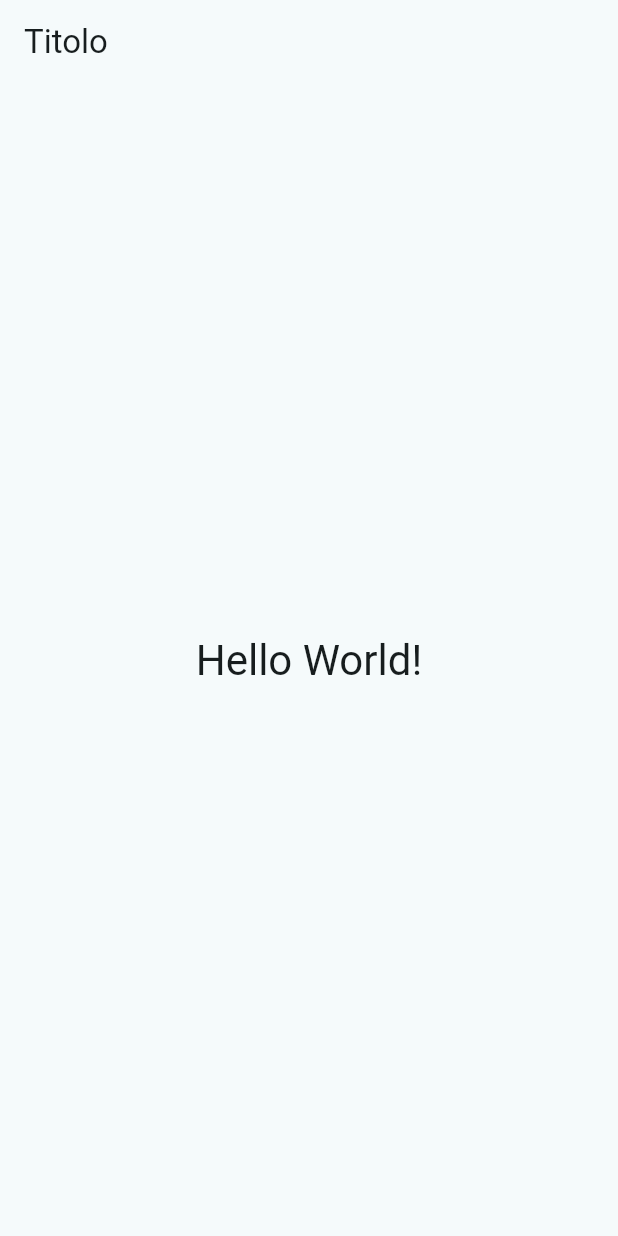
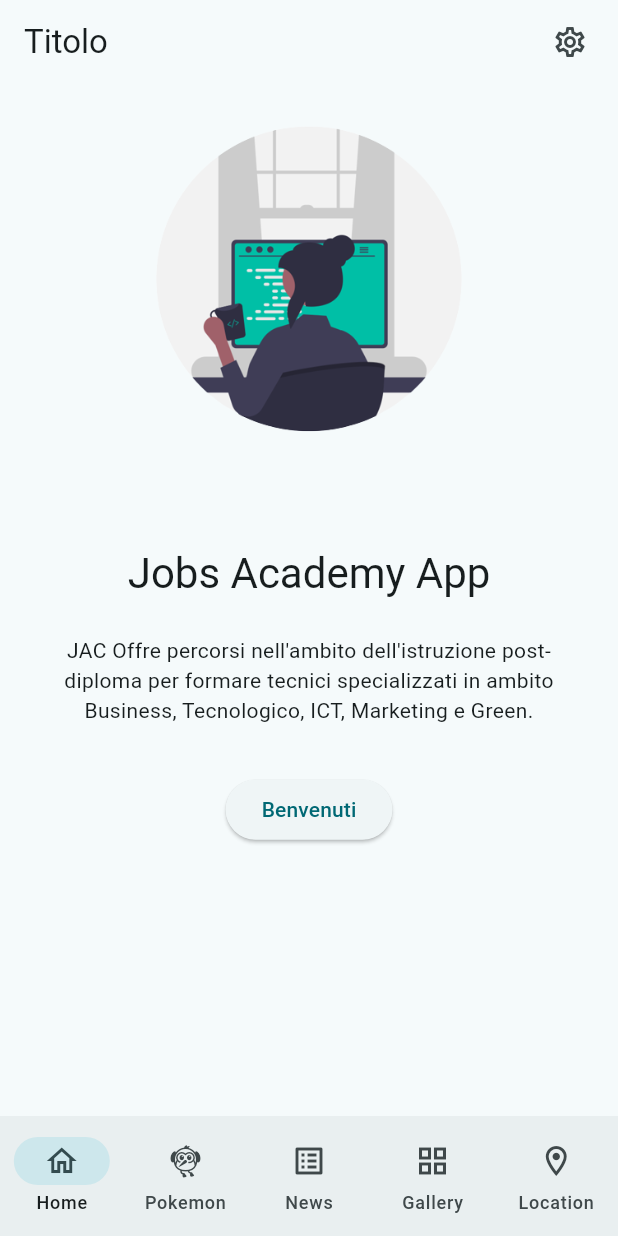
Before and after one commit to polilluminato/presentazione-flutter-jac-2023, a Flutter app: the screen it shows after launch, on a phone screen of 412 x 824 dp. Run offline on Flutter 3.47's test engine with Material 2 defaults, Android fonts, the light colour scheme and no system bars; our stand-ins replace flutter_dotenv, flutter_riverpod, freezed_annotation, go_router, riverpod_annotation; generated files the repository leaves out were written again.

Commit message:
Final demo app

```diff
--- a/code/flutter_jac/lib/app/app.dart
+++ b/code/flutter_jac/lib/app/app.dart
@@ -17,7 +17,8 @@ class App extends ConsumerWidget {
       routerDelegate: router.routerDelegate,
       theme: ThemeData(
         useMaterial3: true,
-        colorScheme: ColorScheme.fromSeed(seedColor: Colors.grey),
+        //colorScheme: ColorScheme.fromSeed(seedColor: Colors.grey),
+        colorSchemeSeed: Colors.grey,
         brightness:
             ref.watch(isDarkModeProvider) ? Brightness.dark : Brightness.light,
       ),
--- a/code/flutter_jac/lib/data/pokemon_list.dart
+++ b/code/flutter_jac/lib/data/pokemon_list.dart
@@ -10,4 +10,5 @@ List<PokemonItem> pokemonList = [
   PokemonItem("squirtle", "https://pokeapi.co/api/v2/pokemon/7/"),
   PokemonItem("wartortle", "https://pokeapi.co/api/v2/pokemon/8/"),
   PokemonItem("blastoise", "https://pokeapi.co/api/v2/pokemon/9/"),
+  PokemonItem("mewtwo", "https://pokeapi.co/api/v2/pokemon/150/"),
 ];
--- a/code/flutter_jac/lib/data/tab_list.dart
+++ b/code/flutter_jac/lib/data/tab_list.dart
@@ -1,5 +1,8 @@
 import 'package:flutter/material.dart';
 import 'package:flutter_jac/models/screen_tab.dart';
+import 'package:flutter_jac/pages/home/tabs/gallery/gallery_tab.dart';
+import 'package:flutter_jac/pages/home/tabs/ip_location_tab.dart';
+import 'package:flutter_jac/pages/home/tabs/news/news_list_tab.dart';
 import 'package:flutter_jac/pages/home/tabs/pokemon/pokemon_list_tab.dart';
 import 'package:flutter_jac/pages/home/tabs/splash_tab.dart';
 import 'package:flutter_riverpod/flutter_riverpod.dart';
@@ -17,4 +20,19 @@ final List<ScreenTab> tabList = [
     icon: Icons.flutter_dash,
     content: const PokemonListTab(),
   ),
+  ScreenTab(
+    label: "News",
+    icon: Icons.list_alt,
+    content: const NewsListTab(),
+  ),
+  ScreenTab(
+    label: "Gallery",
+    icon: Icons.grid_view,
+    content: const GalleryTab(),
+  ),
+  ScreenTab(
+    label: "Location",
+    icon: Icons.location_on_outlined,
+    content: const IpLocationTab(),
+  ),
 ];
--- a/code/flutter_jac/lib/pages/home/home_page.dart
+++ b/code/flutter_jac/lib/pages/home/home_page.dart
@@ -1,6 +1,7 @@
 import 'package:flutter/material.dart';
-import 'package:flutter_jac/pages/home/tabs/splash_tab.dart';
+import 'package:flutter_jac/data/tab_list.dart';
 import 'package:flutter_riverpod/flutter_riverpod.dart';
+import 'package:go_router/go_router.dart';
 
 class HomePage extends ConsumerWidget {
   const HomePage({Key? key}) : super(key: key);
@@ -12,8 +13,31 @@ class HomePage extends ConsumerWidget {
         title: const Text(
           "Titolo",
         ),
+        actions: [
+          Padding(
+            padding: const EdgeInsets.only(right: 8),
+            child: IconButton(
+              icon: const Icon(Icons.settings_outlined),
+              onPressed: () => context.push('/settings'),
+            ),
+          )
+        ],
       ),
-      body: const SplashTab(),
+      body: tabList[ref.watch(indexTabProvider)].content,
+      bottomNavigationBar: NavigationBar(
+        onDestinationSelected: (int index) {
+          ref.read(indexTabProvider.notifier).state = index;
+        },
+        selectedIndex: ref.watch(indexTabProvider),
+        destinations: tabList
+            .map(
+              (singleScreenTab) => NavigationDestination(
+                icon: Icon(singleScreenTab.icon),
+                label: singleScreenTab.label,
+              ),
+            )
+            .toList(),
+      ),
     );
   }
 }
--- a/code/flutter_jac/lib/pages/home/tabs/gallery/gallery_tab.dart
+++ b/code/flutter_jac/lib/pages/home/tabs/gallery/gallery_tab.dart
@@ -20,7 +20,7 @@ class GalleryTab extends ConsumerWidget {
           padding: const EdgeInsets.all(8.0),
           child: MasonryGridView.count(
             mainAxisSpacing: 8,
-            crossAxisSpacing: 8,
+            crossAxisSpacing: 16,
             crossAxisCount: 2,
             itemCount: data!.length,
             itemBuilder: (_, index) {
--- a/code/flutter_jac/lib/pages/home/tabs/splash_tab.dart
+++ b/code/flutter_jac/lib/pages/home/tabs/splash_tab.dart
@@ -1,6 +1,7 @@
 // ignore_for_file: library_prefixes
 
 import 'package:flutter/material.dart';
+import 'package:flutter_jac/utils/screen_utils.dart';
 
 class SplashTab extends StatelessWidget {
   const SplashTab({super.key});
@@ -10,9 +11,37 @@ class SplashTab extends StatelessWidget {
     TextTheme textTheme = Theme.of(context).textTheme;
 
     return Center(
-      child: Text(
-        "Hello World!",
-        style: textTheme.headlineMedium,
+      child: Column(
+        children: [
+          Image.asset(
+            "assets/images/splash.png",
+            width: getScreenWidth(context) * .7,
+          ),
+          Padding(
+            padding: const EdgeInsets.only(bottom: 24, top: 48),
+            child: Text(
+              "Jobs Academy App",
+              style: textTheme.headlineMedium,
+            ),
+          ),
+          Padding(
+            padding: const EdgeInsets.symmetric(horizontal: 24),
+            child: Text(
+              "JAC Offre percorsi nell'ambito dell'istruzione post-diploma"
+              " per formare tecnici specializzati in ambito Business, Tecnologico,"
+              " ICT, Marketing e Green.",
+              textAlign: TextAlign.center,
+              style: textTheme.bodyMedium,
+            ),
+          ),
+          Padding(
+            padding: const EdgeInsets.only(top: 32),
+            child: ElevatedButton(
+              onPressed: () {},
+              child: const Text("Benvenuti"),
+            ),
+          )
+        ],
       ),
     );
   }
```
Also changed, not shown: code/flutter_jac/lib/pages/home/single_pokemon_page.dart (+55 -2 lines), code/flutter_jac/lib/pages/home/tabs/pokemon/pokemon_list_tab.dart (+48 -11 lines).
